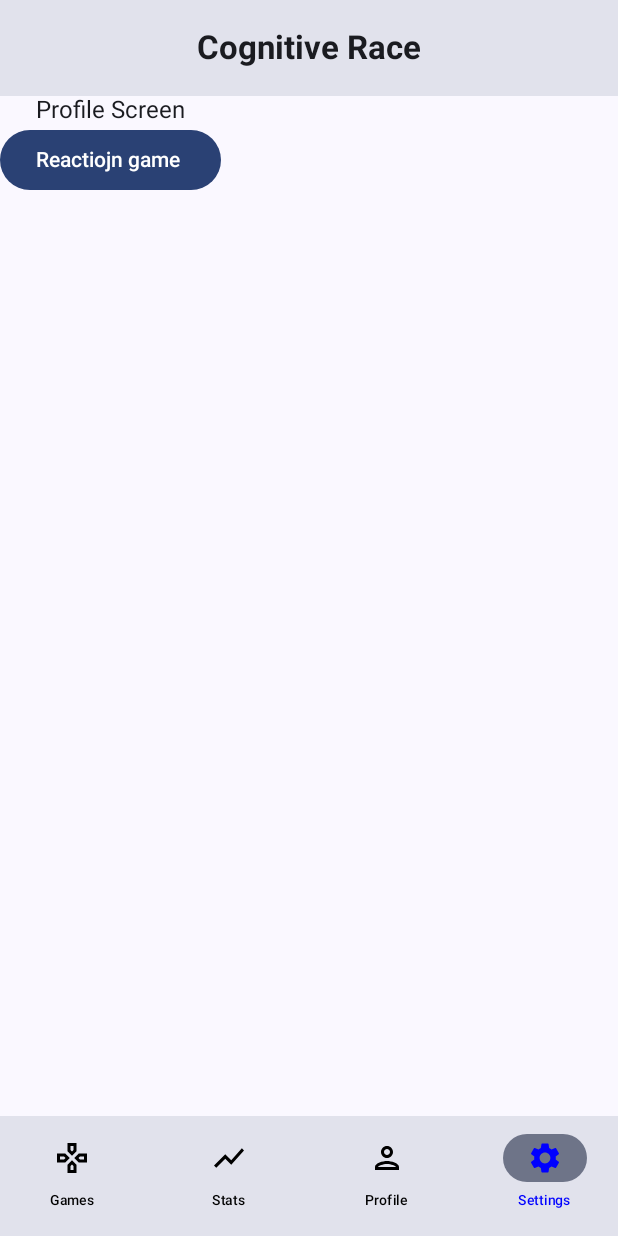
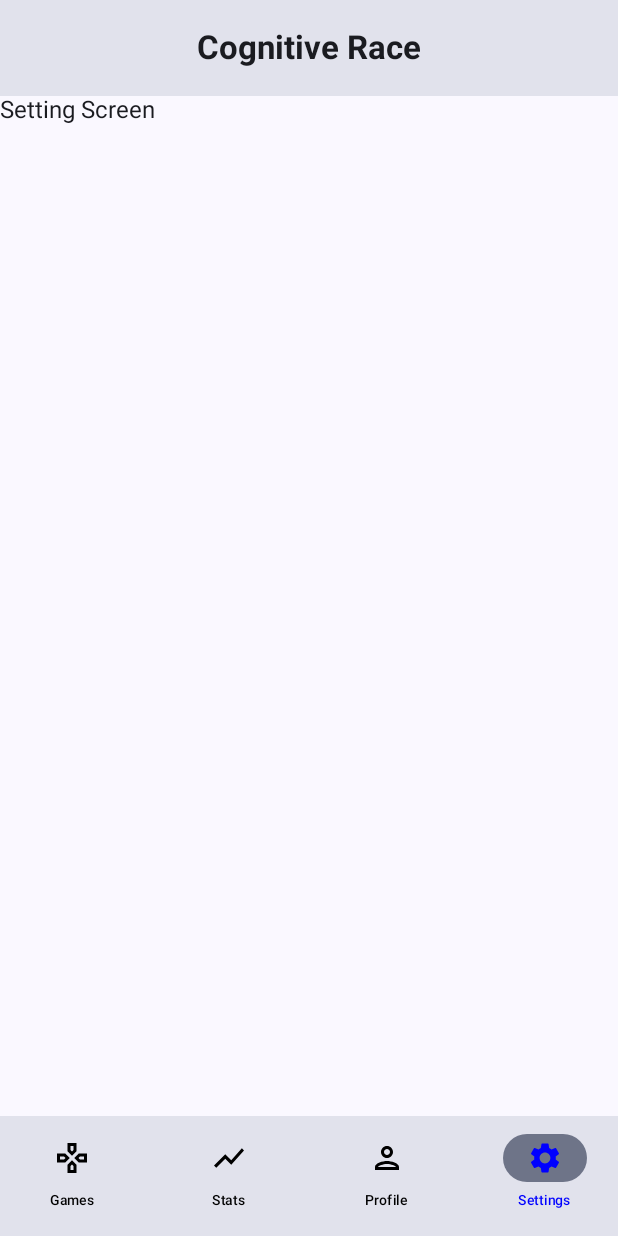
Before and after one commit to chinmay-def/ReactionTimeApp, an Android app built with Jetpack Compose: the screen it shows after launch (MainActivity), item 4 of the bottom bar chosen, on a phone screen of 412 x 824 dp. Run offline under Robolectric (Android 15) with nearby library versions, the phone set to English and light mode, and no system bars.

```diff
--- a/app/src/main/java/com/example/reactiontime/Screens/SettingsScreen/SettingsScreen.kt
+++ b/app/src/main/java/com/example/reactiontime/Screens/SettingsScreen/SettingsScreen.kt
@@ -2,20 +2,13 @@ package com.example.reactiontime.Screens.SettingsScreen
 
 import androidx.compose.foundation.layout.Arrangement
 import androidx.compose.foundation.layout.Column
-import androidx.compose.material3.Button
 import androidx.compose.material3.Text
 import androidx.compose.runtime.Composable
 import androidx.compose.ui.Alignment
-import androidx.navigation.NavController
 
 @Composable
-fun SettingsScreen(navController: NavController){
+fun SettingsScreen(){
     Column(verticalArrangement = Arrangement.Center, horizontalAlignment = Alignment.CenterHorizontally){
-        Text(text = "Profile Screen")
-        Button(onClick = {
-            navController.navigate("reaction_game")
-        }) {
-            Text("Reactiojn game ")
-        }
+        Text(text = "Setting Screen")
     }
 }
--- a/app/src/main/java/com/example/reactiontime/data/BottomNavigationData.kt
+++ b/app/src/main/java/com/example/reactiontime/data/BottomNavigationData.kt
@@ -3,15 +3,15 @@ package com.example.reactiontime.data
 import androidx.compose.material.icons.Icons
 import androidx.compose.material.icons.filled.Games
 import androidx.compose.material.icons.filled.Person
-import androidx.compose.material.icons.filled.PlayArrow
 import androidx.compose.material.icons.filled.Settings
 import androidx.compose.material.icons.filled.ShowChart
 import androidx.compose.material.icons.outlined.Games
 import androidx.compose.material.icons.outlined.Person
-import androidx.compose.material.icons.outlined.PlayArrow
 import androidx.compose.material.icons.outlined.Settings
 import androidx.compose.material.icons.outlined.ShowChart
 import androidx.compose.ui.graphics.vector.ImageVector
+import java.math.BigInteger
+
 
 sealed class BottomNavItem(
     val title: String,
--- a/app/src/main/java/com/example/reactiontime/data/GameData.kt
+++ b/app/src/main/java/com/example/reactiontime/data/GameData.kt
@@ -1,8 +1,4 @@
 package com.example.reactiontime.data
-
-import android.media.Image
-import androidx.compose.ui.graphics.painter.Painter
-
 
 data class Game(
     val title: String,
--- a/app/src/main/java/com/example/reactiontime/navigation/BottomNavigation.kt
+++ b/app/src/main/java/com/example/reactiontime/navigation/Compasbles/BottomNavigationBar.kt
@@ -1,4 +1,4 @@
-package com.example.reactiontime.navigation
+package com.example.reactiontime.navigation.Compasbles
 
 import androidx.compose.material3.Icon
 import androidx.compose.material3.MaterialTheme
--- /dev/null
+++ b/app/src/main/java/com/example/reactiontime/navigation/Compasbles/TopBar.kt
@@ -0,0 +1,26 @@
+package com.example.reactiontime.navigation.Compasbles
+
+import androidx.compose.material3.CenterAlignedTopAppBar
+import androidx.compose.material3.ExperimentalMaterial3Api
+import androidx.compose.material3.MaterialTheme
+import androidx.compose.material3.Text
+import androidx.compose.material3.TopAppBarDefaults
+import androidx.compose.runtime.Composable
+import androidx.compose.ui.text.font.FontWeight
+
+@OptIn(ExperimentalMaterial3Api::class)
+@Composable
+fun BasicCenterAlignedTopAppBar(title: String) {
+    CenterAlignedTopAppBar(
+        title = {
+            Text(
+                text = title,
+                fontWeight = FontWeight.Bold,
+                color = MaterialTheme.colorScheme.onSurface
+            )
+        },
+        colors = TopAppBarDefaults.centerAlignedTopAppBarColors(
+            containerColor = MaterialTheme.colorScheme.surfaceVariant // Softer background color
+        )
+    )
+}
--- a/app/src/main/java/com/example/reactiontime/navigation/MainScreen.kt
+++ b/app/src/main/java/com/example/reactiontime/navigation/MainScreen.kt
@@ -18,6 +18,8 @@ import com.example.reactiontime.Screens.ProfileScreen.ProfileScreen
 import com.example.reactiontime.Screens.SettingsScreen.SettingsScreen
 import com.example.reactiontime.Screens.StatsScreen.StatsScreen
 import com.example.reactiontime.data.BottomNavItem
+import com.example.reactiontime.navigation.Compasbles.BasicCenterAlignedTopAppBar
+import com.example.reactiontime.navigation.Compasbles.BottomNavigationBar
 
 
 sealed class GameListScreen(val route: String) {
@@ -51,26 +53,9 @@ fun MainScreenWithNavigation() {
                 ProfileScreen()
             }
             composable(BottomNavItem.Settings.route) {
-                SettingsScreen(navController)
+                SettingsScreen()
             }
 
         }
     }
 }
-
-@OptIn(ExperimentalMaterial3Api::class)
-@Composable
-fun BasicCenterAlignedTopAppBar(title: String) {
-    CenterAlignedTopAppBar(
-        title = {
-            Text(
-                text = title,
-                fontWeight = FontWeight.Bold,
-                color = MaterialTheme.colorScheme.onSurface
-            )
-        },
-        colors = TopAppBarDefaults.centerAlignedTopAppBarColors(
-            containerColor = MaterialTheme.colorScheme.surfaceVariant // Softer background color
-        )
-    )
-}
```
